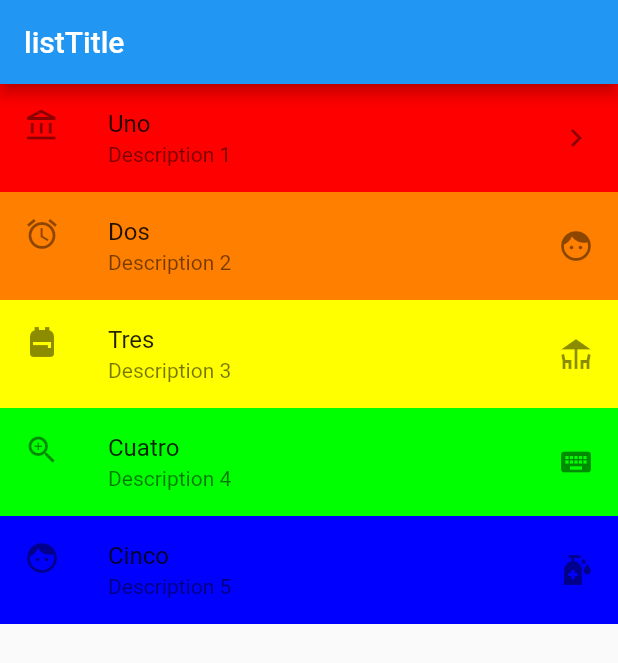
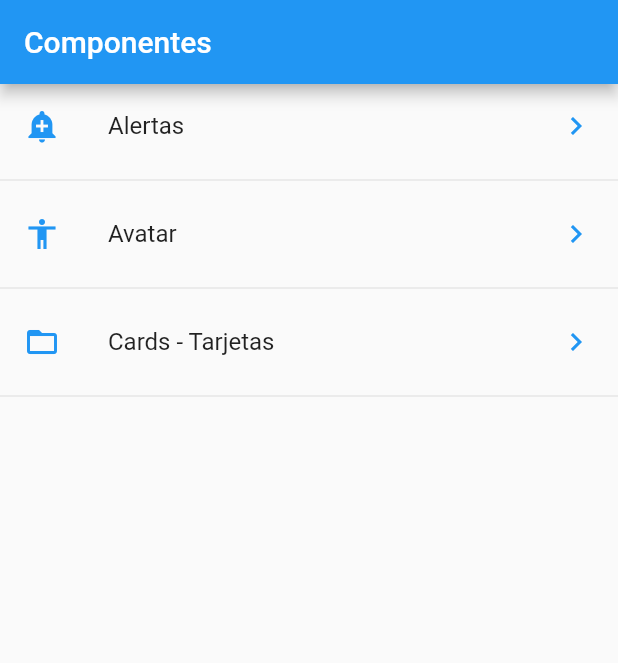
Before and after one commit to HolaSoyKirby/iOS-Spetsnaz-ListTile, a Flutter app: the screen it shows after launch, on a phone screen of 412 x 824 dp. Shown: the top 663 px of the screen. Run offline on Flutter 3.47's test engine with Material 2 defaults, Android fonts, the phone set to English and light mode, and no system bars.

Commit message:
Práctica Componentes Dinámicos

```diff
--- /dev/null
+++ b/data/menu_opts.json
@@ -0,0 +1,20 @@
+{
+    "nombreApp": "Componentes",
+    "rutas": [
+        {
+            "ruta": "alert",
+            "icon": "add_alert",
+            "texto": "Alertas"
+        },
+        {
+            "ruta": "avatar",
+            "icon": "accessibility",
+            "texto": "Avatar"
+        },
+        {
+            "ruta": "card",
+            "icon": "folder_open",
+            "texto": "Cards - Tarjetas"
+        }
+    ]
+}
--- a/lib/main.dart
+++ b/lib/main.dart
@@ -1,5 +1,6 @@
+import './src/pages/homepage.dart';
+
 import 'package:flutter/material.dart';
-import 'package:pr04/src/pages/homepage_alternativo.dart';
 
 void main() => runApp(MyApp());
 
@@ -7,8 +8,8 @@ class MyApp extends StatelessWidget {
   @override
   Widget build(BuildContext context) {
     return MaterialApp(
-      title: 'listTile APP',
-      home: HomePageAlternativo()
-    );
+        title: 'Componentes APP',
+        debugShowCheckedModeBanner: false,
+        home: HomePage());
   }
 }
--- /dev/null
+++ b/lib/src/pages/homepage.dart
@@ -0,0 +1,52 @@
+import 'package:flutter/material.dart';
+import 'package:pr04/src/providers/menu_provider.dart';
+import 'package:pr04/src/utils/icono_string_util.dart';
+
+import 'alert_page.dart';
+
+class HomePage extends StatelessWidget {
+  @override
+  Widget build(BuildContext context) {
+    return Scaffold(
+      appBar: AppBar(
+        title: Text('Componentes'),
+      ),
+      body: _lista(),
+    );
+  }
+
+  Widget _lista() {
+    //Future Builder
+    return FutureBuilder(
+      future: menuProvider.cargarData(),
+      initialData: [],
+      builder: (context, AsyncSnapshot<List<dynamic>> snapshot){
+        return ListView(children: _listaItems(snapshot.data, context));
+      }
+    );
+  }
+
+  List<Widget> _listaItems(List<dynamic> data, BuildContext context) {
+    final List<Widget> opciones = [];
+
+    data.forEach((opt){
+      final widgetTemp = ListTile(
+        title: Text(opt['texto']),
+        leading: getIcon(opt['icon']),
+        trailing: Icon(Icons.keyboard_arrow_right, color: Colors.blue),
+
+        onTap: (){
+          final route = MaterialPageRoute(
+            builder: ((context) => AlertPage()
+          ));
+          Navigator.push(context, route);
+        },
+      );
+
+      opciones..add(widgetTemp)
+              ..add(Divider());
+    });
+
+    return opciones;
+  }
+}
--- a/pubspec.yaml
+++ b/pubspec.yaml
@@ -45,7 +45,9 @@ flutter:
   uses-material-design: true
 
   # To add assets to your application, add an assets section, like this:
-  # assets:
+  assets:
+  - data/menu_opts.json
+  - data/menu2_opts.json
   #   - images/a_dot_burr.jpeg
   #   - images/a_dot_ham.jpeg
 
```
Also changed, not shown: data/menu2_opts.json (added, +20 -0 lines), lib/src/pages/alert_page.dart (added, +49 -0 lines), lib/src/pages/description_page.dart (added, +14 -0 lines), lib/src/providers/menu_provider.dart (added, +22 -0 lines), lib/src/providers/menu_provider2.dart (added, +22 -0 lines), lib/src/utils/icono_string_util.dart (added, +14 -0 lines).
